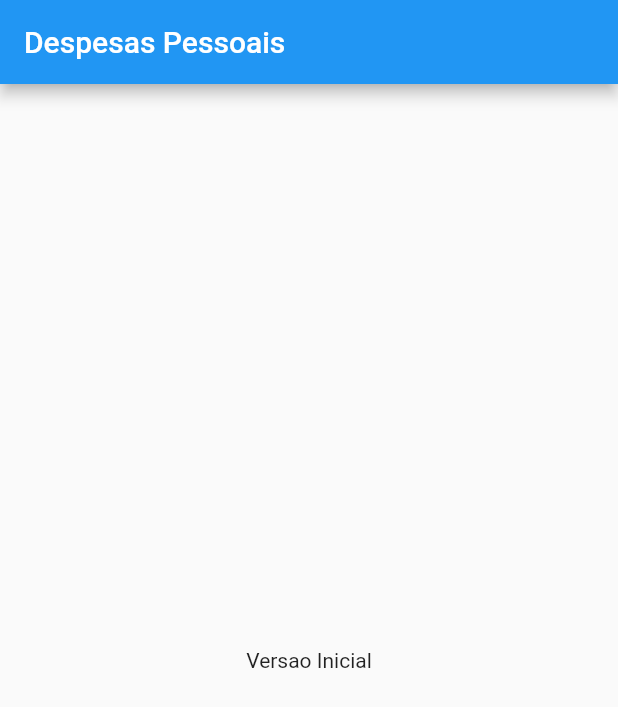
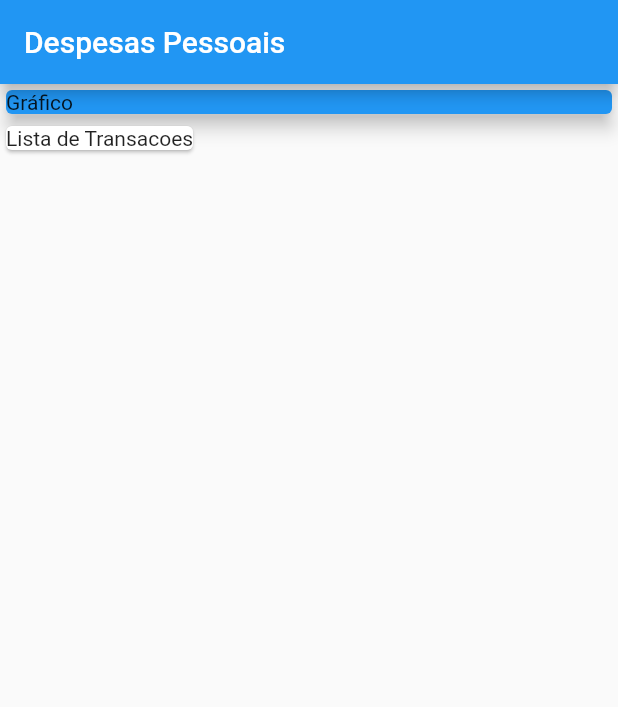
Before and after one commit to davihoffmann/expenses, a Flutter app: the screen it shows after launch, on a phone screen of 412 x 824 dp. Shown: the top 707 px of the screen. Run offline on Flutter 3.47's test engine with Material 2 defaults, Android fonts, the phone set to English and light mode, and no system bars.

Commit message:
definido o body da aplicacao

```diff
--- a/lib/main.dart
+++ b/lib/main.dart
@@ -18,8 +18,21 @@ class MyHomePage extends StatelessWidget {
       appBar: AppBar(
         title: Text('Despesas Pessoais'),
       ),
-      body: Center(
-        child: Text('Versao Inicial'),
+      body: Column(
+        crossAxisAlignment: CrossAxisAlignment.start,
+        children: <Widget>[
+          Container(
+            width: double.infinity,
+            child: Card(
+              color: Colors.blue,
+              child: Text('Gráfico'),
+              elevation: 5,
+            ),
+          ),
+          Card(
+            child: Text('Lista de Transacoes'),
+          )
+        ],
       ),
     );
   }
```
